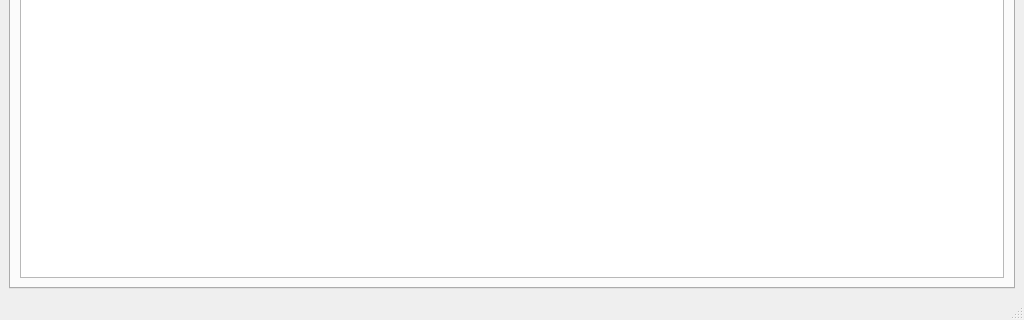
First picture: the form in src/ui/mainwindow.ui, repository crondonb890517/contro-qt6, before the edit; both pictures show x 0 to 1024 and y 448 to 768 of the 1024 by 768 pixel window.
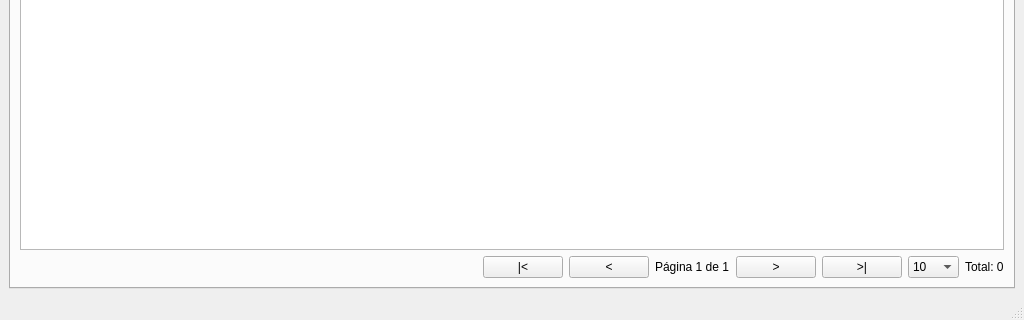
Second picture: the form after the edit. The open tabs and pages were chosen to show the change. Icons and pictures are not drawn.

The edit to the form file:
```diff
--- a/src/ui/mainwindow.ui
+++ b/src/ui/mainwindow.ui
@@ -180,6 +180,101 @@
         <item>
          <widget class="QTableWidget" name="tableWidgetEntidades"/>
         </item>
+        <item>
+         <layout class="QHBoxLayout" name="horizontalLayoutPaginacion">
+          <item>
+           <spacer name="horizontalSpacerPaginacion">
+            <property name="orientation">
+             <enum>Qt::Horizontal</enum>
+            </property>
+            <property name="sizeHint" stdset="0">
+             <size>
+              <width>40</width>
+              <height>20</height>
+             </size>
+            </property>
+           </spacer>
+          </item>
+          <item>
+           <widget class="QPushButton" name="pushButtonPrimero">
+            <property name="text">
+             <string>|&lt;</string>
+            </property>
+            <property name="toolTip">
+             <string>Primera página</string>
+            </property>
+           </widget>
+          </item>
+          <item>
+           <widget class="QPushButton" name="pushButtonAnterior">
+            <property name="text">
+             <string>&lt;</string>
+            </property>
+            <property name="toolTip">
+             <string>Página anterior</string>
+            </property>
+           </widget>
+          </item>
+          <item>
+           <widget class="QLabel" name="labelPaginaActual">
+            <property name="text">
+             <string>Página 1 de 1</string>
+            </property>
+           </widget>
+          </item>
+          <item>
+           <widget class="QPushButton" name="pushButtonSiguiente">
+            <property name="text">
+             <string>&gt;</string>
+            </property>
+            <property name="toolTip">
+             <string>Siguiente página</string>
+            </property>
+           </widget>
+          </item>
+          <item>
+           <widget class="QPushButton" name="pushButtonUltimo">
+            <property name="text">
+             <string>&gt;|</string>
+            </property>
+            <property name="toolTip">
+             <string>Última página</string>
+            </property>
+           </widget>
+          </item>
+          <item>
+           <widget class="QComboBox" name="comboBoxRegistrosPorPagina">
+            <item>
+             <property name="text">
+              <string>10</string>
+             </property>
+            </item>
+            <item>
+             <property name="text">
+              <string>25</string>
+             </property>
+            </item>
+            <item>
+             <property name="text">
+              <string>50</string>
+             </property>
+            </item>
+            <item>
+             <property name="text">
+              <string>100</string>
+             </property>
+            </item>
+           </widget>
+          </item>
+          <item>
+           <widget class="QLabel" name="labelTotalRegistros">
+            <property name="text">
+             <string>Total: 0</string>
+            </property>
+           </widget>
+          </item>
+         </layout>
+        </item>
        </layout>
       </widget>
      </widget>
```
